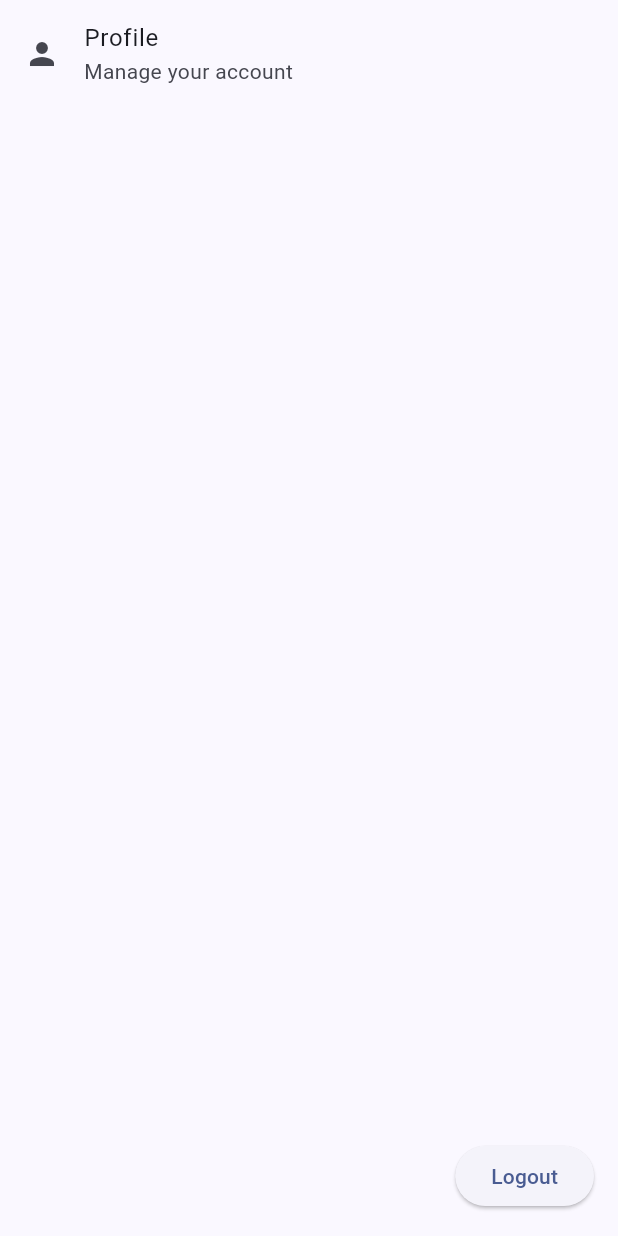
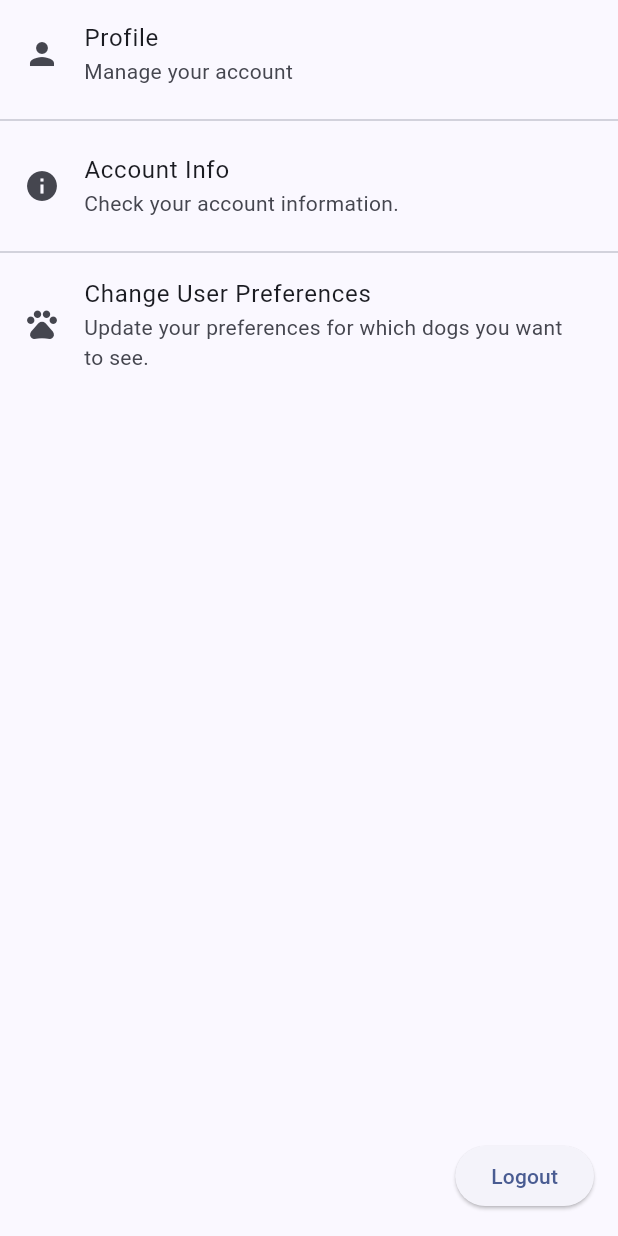
Before and after one commit to dinastyk/playpaws, a Flutter app: the SettingsPage screen opened directly, on a phone screen of 412 x 824 dp. Run offline on Flutter 3.47's test engine with Material 3 defaults, Android fonts, the phone set to English and light mode, and no system bars; our stand-ins replace carousel_slider, cloud_firestore, confetti, dropdown_search, faker, firebase_auth and 6 more; accounts and stored records are empty.

Commit message:
updated navigation in Settings tab

```diff
--- a/flutterDemo/lib/screens/settings_page.dart
+++ b/flutterDemo/lib/screens/settings_page.dart
@@ -1,9 +1,8 @@
 import 'package:flutter/material.dart';
+import 'package:playpaws_test/screens/login_screen.dart';
+import 'profile_ui.dart';
 import 'package:firebase_auth/firebase_auth.dart';
-import 'login_screen.dart';
-import 'profile_ui.dart';
-import 'change_preferences.dart';
-import '../main.dart'; // For routeObserver
+import '../screens/change_preferences.dart';
 
 class SettingsPage extends StatelessWidget {
   const SettingsPage({super.key});
@@ -22,12 +21,54 @@ class SettingsPage extends StatelessWidget {
                 onTap: () {
                   Navigator.push(
                     context,
-                    MaterialPageRoute(builder: (context) => const ProfileScreen()),
-                  ).then((_) {
-                    routeObserver.subscribe(context as RouteAware, ModalRoute.of(context)!);
-                  });
+                    MaterialPageRoute(
+                        builder: (context) => const ProfileScreen()),
+                  );
                 },
               ),
+              const Divider(),
+              ListTile(
+                leading: const Icon(Icons.info),
+                title: const Text("Account Info"),
+                subtitle: const Text("Check your account information."),
+                onTap: () {},
+              ),
+              const Divider(),
+              ListTile(
+                leading: const Icon(Icons.pets),
+                title: const Text("Change User Preferences"),
+                subtitle: const Text(
+                    "Update your preferences for which dogs you want to see."),
+                onTap: () {
+                  Navigator.push(
+                    context,
+                    MaterialPageRoute(
+                        builder: (context) => const ChangePreferences()),
+                  );
+                },
+              ),
+              /*
+
+              const Divider(),
+
+              ListTile
+              (
+                leading: const Icon(Icons.pets),
+                title: const Text("Your Pets"),
+                subtitle: const Text("See what pets you have, add or remove pets"),
+                onTap: () {},
+              ),
+
+              const Divider(),
+
+              ListTile
+              (
+                leading: const Icon(Icons.help),
+                title: const Text("Customer Support"),
+                subtitle: const Text("Get help"),
+                onTap: () {},
+              ),
+              */
             ],
           ),
           Align(
@@ -39,11 +80,10 @@ class SettingsPage extends StatelessWidget {
                   await FirebaseAuth.instance.signOut();
                   if (context.mounted) {
                     Navigator.of(context).pushReplacement(
-                      MaterialPageRoute(builder: (context) => const LoginScreen()),
-                    );
+                        MaterialPageRoute(builder: (context) => LoginScreen()));
                   }
                 },
-                child: const Text("Logout"),
+                child: Text("Logout"),
               ),
             ),
           ),
```
